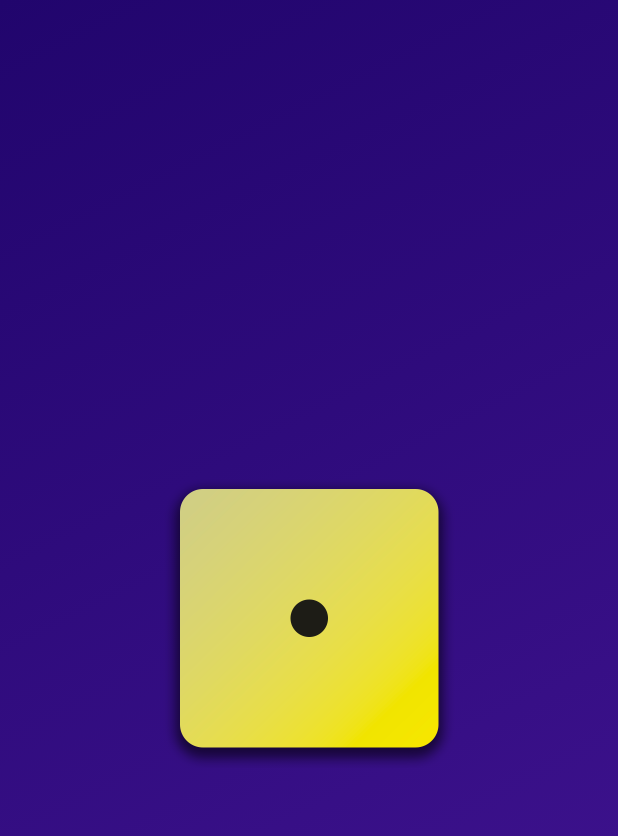
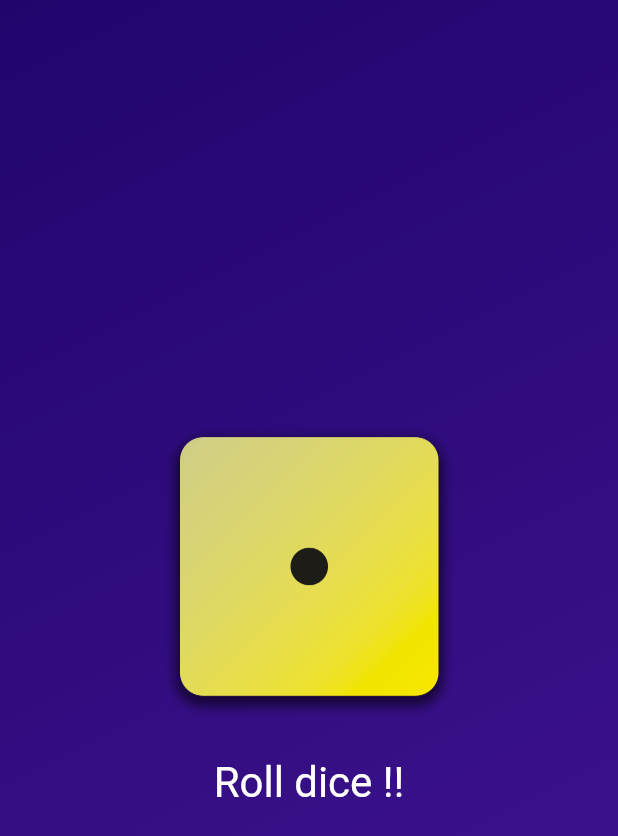
Before and after one commit to hamza5999/dice-rolling-app, a Flutter app: the screen it shows after launch, on a phone screen of 412 x 824 dp. Shown: the top 836 px of the screen. Run offline on Flutter 3.47's test engine with Material 2 defaults, Android fonts, the phone set to English and light mode, and no system bars.

Commit message:
Add button widget beneath the dice image

```diff
--- a/lib/gradient_container.dart
+++ b/lib/gradient_container.dart
@@ -11,6 +11,10 @@ class GradientContainer extends StatelessWidget {
 
   const GradientContainer(this.color1, this.color2, {super.key});
 
+  void rollDice() {
+    // ...
+  }
+
   @override
   Widget build(context) {
     return Container(
@@ -22,9 +26,23 @@ class GradientContainer extends StatelessWidget {
         ),
       ),
       child: Center(
-        child: Image.asset(
-          "assets/images/dice-1.png",
-          width: 200,
+        child: Column(
+          mainAxisSize: MainAxisSize.min,
+          children: [
+            Image.asset(
+              "assets/images/dice-1.png",
+              width: 200,
+            ),
+            const SizedBox(height: 20),
+            TextButton(
+              onPressed: rollDice,
+              style: TextButton.styleFrom(
+                foregroundColor: Colors.white,
+                textStyle: const TextStyle(fontSize: 28),
+              ),
+              child: const Text("Roll dice !!"),
+            )
+          ],
         ),
       ),
     );
```
